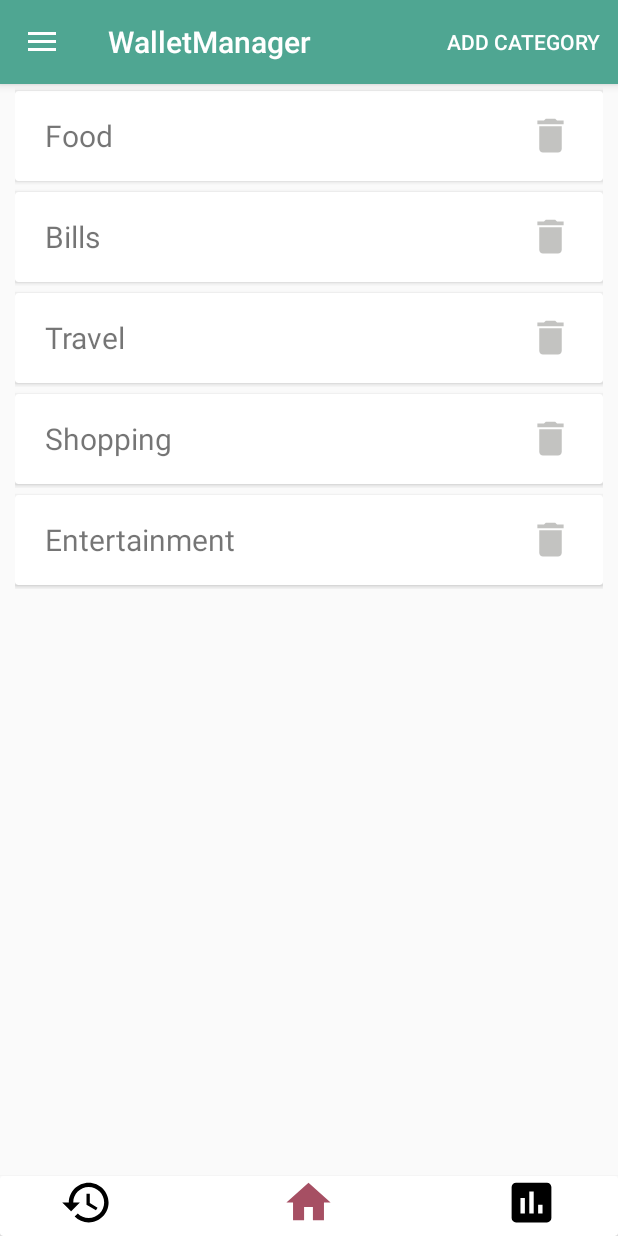
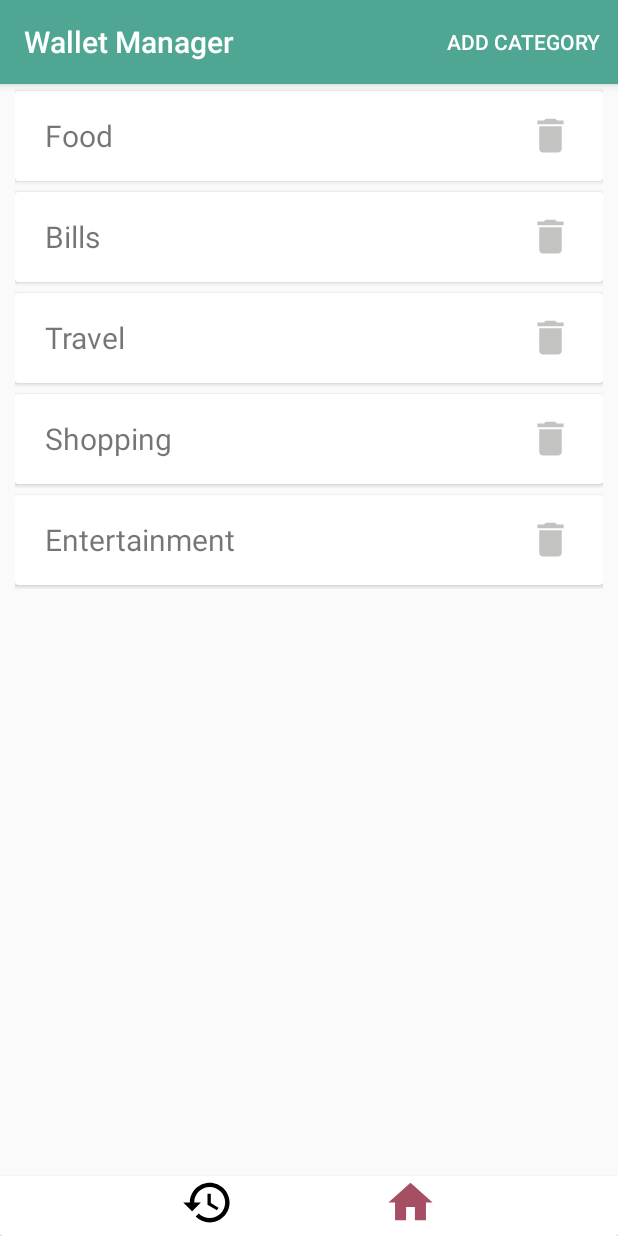
Before and after one commit to Dom07/WalletManager, an Android app: the fragment ManageCategories placed in its activity, on a phone screen of 412 x 824 dp. Run offline under Robolectric (Android 15) with nearby library versions, the phone set to English and light mode, and no system bars; libraries missing offline, so code that uses them is left out: com.github.mikephil.charting; 6 statements that could not run were skipped.

Commit message:
- Removed Assessment Tab - Updated Drop Down Menu - Removed Navigation Drawer

```diff
--- a/app/src/main/AndroidManifest.xml
+++ b/app/src/main/AndroidManifest.xml
@@ -4,9 +4,9 @@
 
     <application
         android:allowBackup="false"
-        android:icon="@mipmap/ic_launcher"
+        android:icon="@mipmap/ic_wallet_launcher"
         android:label="@string/app_name"
-        android:roundIcon="@mipmap/ic_launcher_round"
+        android:roundIcon="@mipmap/ic_wallet_launcher"
         android:supportsRtl="true"
         android:theme="@style/AppTheme">
         <activity
@@ -15,7 +15,6 @@
             android:theme="@style/AppTheme.NoActionBar">
             <intent-filter>
                 <action android:name="android.intent.action.MAIN" />
-
                 <category android:name="android.intent.category.LAUNCHER" />
             </intent-filter>
         </activity>
--- a/app/src/main/java/com/dom5230/utility/walletmanager/MainActivity.java
+++ b/app/src/main/java/com/dom5230/utility/walletmanager/MainActivity.java
@@ -34,14 +34,14 @@ public class MainActivity extends AppCompatActivity
         Toolbar toolbar = findViewById(R.id.toolbar);
         setSupportActionBar(toolbar);
 
-        DrawerLayout drawer = findViewById(R.id.drawer_layout);
-        ActionBarDrawerToggle toggle = new ActionBarDrawerToggle(
-                this, drawer, toolbar, R.string.navigation_drawer_open, R.string.navigation_drawer_close);
-        drawer.addDrawerListener(toggle);
-        toggle.syncState();
-
-        NavigationView navigationView = findViewById(R.id.nav_view);
-        navigationView.setNavigationItemSelectedListener(this);
+//        DrawerLayout drawer = findViewById(R.id.drawer_layout);
+//        ActionBarDrawerToggle toggle = new ActionBarDrawerToggle(
+//                this, drawer, toolbar, R.string.navigation_drawer_open, R.string.navigation_drawer_close);
+//        drawer.addDrawerListener(toggle);
+//        toggle.syncState();
+//
+//        NavigationView navigationView = findViewById(R.id.nav_view);
+//        navigationView.setNavigationItemSelectedListener(this);
     }
 
     @Override
@@ -68,20 +68,13 @@ public class MainActivity extends AppCompatActivity
         // as you specify a parent activity in AndroidManifest.xml.
         int id = item.getItemId();
 
-        switch (id){
-            case R.id.action_add_category: {
-                break;
-            }
-            case R.id.action_manage_categories:{
+        if (id == R.id.action_manage_categories){
                 android.support.v4.app.FragmentTransaction ft = getSupportFragmentManager().beginTransaction();
                 ft.replace(R.id.content_frame, new ManageCategories());
                 ft.commit();
                 ft.addToBackStack("Manage Categories");
                 updateBottomMenu(3);
-                break;
             }
-        }
-
         return super.onOptionsItemSelected(item);
     }
 
@@ -130,15 +123,6 @@ public class MainActivity extends AppCompatActivity
                 updateBottomMenu(1);
                 break;
             }
-
-            case R.id.ivAssessment:{
-                android.support.v4.app.FragmentTransaction ft = getSupportFragmentManager().beginTransaction();
-                AssessmentFragment assessmentFragment = new AssessmentFragment();
-                ft.replace(R.id.content_frame, assessmentFragment);
-                ft.commit();
-                updateBottomMenu(2);
-                break;
-            }
         }
         return true;
     }
@@ -146,21 +130,14 @@ public class MainActivity extends AppCompatActivity
     public void updateBottomMenu(int position){
         ImageView ivRecentTransaction = findViewById(R.id.ivRecentTransaction);
         ImageView ivHome = findViewById(R.id.ivHome);
-        ImageView ivAssessment = findViewById(R.id.ivAssessment);
 
         if(position == 0){
             ivRecentTransaction.setImageResource(R.drawable.ic_history_highlighted_24dp);
             ivHome.setImageResource(R.drawable.ic_home_black_24dp);
-            ivAssessment.setImageResource(R.drawable.ic_assessment_black_24dp);
         } else if (position == 1){
             ivHome.setImageResource(R.drawable.ic_home_highlighted_24dp);
             ivRecentTransaction.setImageResource(R.drawable.ic_history_black_24dp);
-            ivAssessment.setImageResource(R.drawable.ic_assessment_black_24dp);
-        } else if(position == 2){
-            ivHome.setImageResource(R.drawable.ic_home_black_24dp);
-            ivRecentTransaction.setImageResource(R.drawable.ic_history_black_24dp);
-            ivAssessment.setImageResource(R.drawable.ic_assessment_highlighted_24dp);
-        } else{
+        }else{
 
         }
     }
--- a/app/src/main/java/com/dom5230/utility/walletmanager/ManageCategories.java
+++ b/app/src/main/java/com/dom5230/utility/walletmanager/ManageCategories.java
@@ -78,9 +78,7 @@ public class ManageCategories extends Fragment {
     @Override
     public void onPrepareOptionsMenu(Menu menu) {
         super.onPrepareOptionsMenu(menu);
-        MenuItem item = menu.findItem(R.id.action_add_category);
-        item.setVisible(false);
-        item = menu.findItem(R.id.action_manage_categories);
+        MenuItem item = menu.findItem(R.id.action_manage_categories);
         item.setVisible(false);
     }
 
--- a/app/src/main/java/com/dom5230/utility/walletmanager/MySqliteTaskHelper.java
+++ b/app/src/main/java/com/dom5230/utility/walletmanager/MySqliteTaskHelper.java
@@ -214,4 +214,5 @@ public class MySqliteTaskHelper extends SQLiteOpenHelper {
         db.close();
     }
 
+
 }
--- a/app/src/main/res/layout/app_bar_main.xml
+++ b/app/src/main/res/layout/app_bar_main.xml
@@ -32,31 +32,31 @@
             android:layout_height="wrap_content">
 
             <ImageView
+                android:layout_marginRight="50dp"
+                android:layout_toLeftOf="@id/splitLine"
                 android:id="@+id/ivRecentTransaction"
-                android:layout_alignParentLeft="true"
-                android:layout_marginLeft="40dp"
                 android:src="@drawable/ic_history_black_24dp"
                 android:layout_width="35dp"
                 android:layout_height="35dp"
                 android:onClick="onBottomItemSelected"/>
 
+            <TextView
+                android:id="@+id/splitLine"
+                android:layout_width="wrap_content"
+                android:layout_height="wrap_content"
+                android:layout_centerHorizontal="true"
+                android:layout_centerVertical="true"/>
+
             <ImageView
+                android:layout_marginLeft="50dp"
+                android:layout_toRightOf="@id/splitLine"
                 android:id="@+id/ivHome"
                 android:layout_centerVertical="true"
-                android:layout_centerHorizontal="true"
                 android:layout_width="35dp"
                 android:layout_height="35dp"
                 android:src="@drawable/ic_home_black_24dp"
                 android:onClick="onBottomItemSelected"/>
 
-            <ImageView
-                android:id="@+id/ivAssessment"
-                android:layout_marginRight="40dp"
-                android:layout_alignParentRight="true"
-                android:layout_width="35dp"
-                android:layout_height="35dp"
-                android:src="@drawable/ic_assessment_black_24dp"
-                android:onClick="onBottomItemSelected"/>
         </RelativeLayout>
 
     </android.support.v7.widget.CardView>
--- a/app/src/main/res/menu/main.xml
+++ b/app/src/main/res/menu/main.xml
@@ -6,11 +6,4 @@
         android:orderInCategory="100"
         android:title="Manage Categories"
         app:showAsAction="never" />
-
-    <item
-        android:id="@+id/action_add_category"
-        android:title="Add Category"
-        android:icon="@drawable/ic_add_new_category_24dp"
-        app:showAsAction="ifRoom"/>
-
 </menu>
--- a/app/src/main/res/values/strings.xml
+++ b/app/src/main/res/values/strings.xml
@@ -1,5 +1,5 @@
 <resources>
-    <string name="app_name">WalletManager</string>
+    <string name="app_name">Wallet Manager</string>
 
     <string name="navigation_drawer_open">Open navigation drawer</string>
     <string name="navigation_drawer_close">Close navigation drawer</string>
@@ -9,6 +9,7 @@
     <!-- TODO: Remove or change this placeholder text -->
     <string name="hello_blank_fragment">Hello blank fragment</string>
     <string name="dollar">$</string>
+    <string name="rupees">₹</string>
 
     <string-array name="GraphCategory">
         <item>Today</item>
--- a/build.gradle
+++ b/build.gradle
@@ -7,9 +7,10 @@ buildscript {
         maven {
             url "https://maven.google.com"
         }
+        google()
     }
     dependencies {
-        classpath 'com.android.tools.build:gradle:3.1.2'
+        classpath 'com.android.tools.build:gradle:3.2.0'
 
 
         // NOTE: Do not place your application dependencies here; they belong
```
Also changed, not shown: app/src/main/java/com/dom5230/utility/walletmanager/AssessmentFragment.java (deleted, +0 -24 lines), app/src/main/java/com/dom5230/utility/walletmanager/Home.java (+2 -10 lines), app/src/main/java/com/dom5230/utility/walletmanager/MyPieChart.java (+0 -14 lines), app/src/main/res/layout/fragment_assessment.xml (deleted, +0 -23 lines), app/src/main/ic_wallet_launcher-web.png (added), app/src/main/res/mipmap-hdpi/ic_wallet_launcher.png (added), app/src/main/res/mipmap-mdpi/ic_wallet_launcher.png (added), app/src/main/res/mipmap-xhdpi/ic_wallet_launcher.png (added), app/src/main/res/mipmap-xxhdpi/ic_wallet_launcher.png (added), app/src/main/res/mipmap-xxxhdpi/ic_wallet_launcher.png (added), gradle/wrapper/gradle-wrapper.properties.
